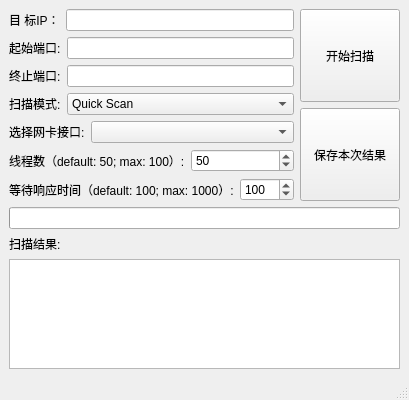
Old version of the form qt/portscannerwindow.ui in the repository JJLibra/XScanner.
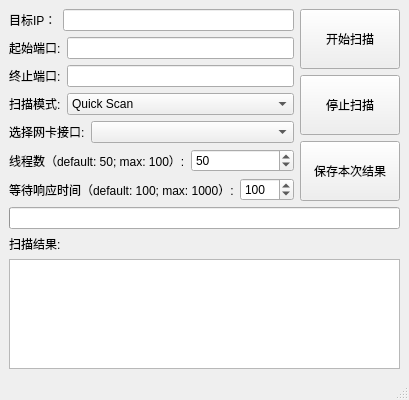
New version of the form.

Commit message: ✨ feat: 添加停止扫描按钮

```diff
--- a/qt/portscannerwindow.ui
+++ b/qt/portscannerwindow.ui
@@ -24,7 +24,7 @@
           <item>
            <widget class="QLabel">
             <property name="text">
-             <string>目 标IP：</string>
+             <string>目标IP：</string>
             </property>
            </widget>
           </item>
@@ -220,7 +220,26 @@
           <property name="minimumSize">
            <size>
             <width>100</width>
-            <height>80</height>
+            <height>25</height>
+           </size>
+          </property>
+         </widget>
+        </item>
+        <item>
+         <widget class="QPushButton" name="stopButton">
+          <property name="text">
+           <string>停止扫描</string>
+          </property>
+          <property name="sizePolicy">
+           <sizepolicy hsizetype="Preferred" vsizetype="Preferred">
+            <horstretch>0</horstretch>
+            <verstretch>0</verstretch>
+           </sizepolicy>
+          </property>
+          <property name="minimumSize">
+           <size>
+            <width>100</width>
+            <height>25</height>
            </size>
           </property>
          </widget>
@@ -239,7 +258,7 @@
           <property name="minimumSize">
            <size>
             <width>100</width>
-            <height>80</height>
+            <height>25</height>
            </size>
           </property>
          </widget>
```
The commit also changes 2 other files.
